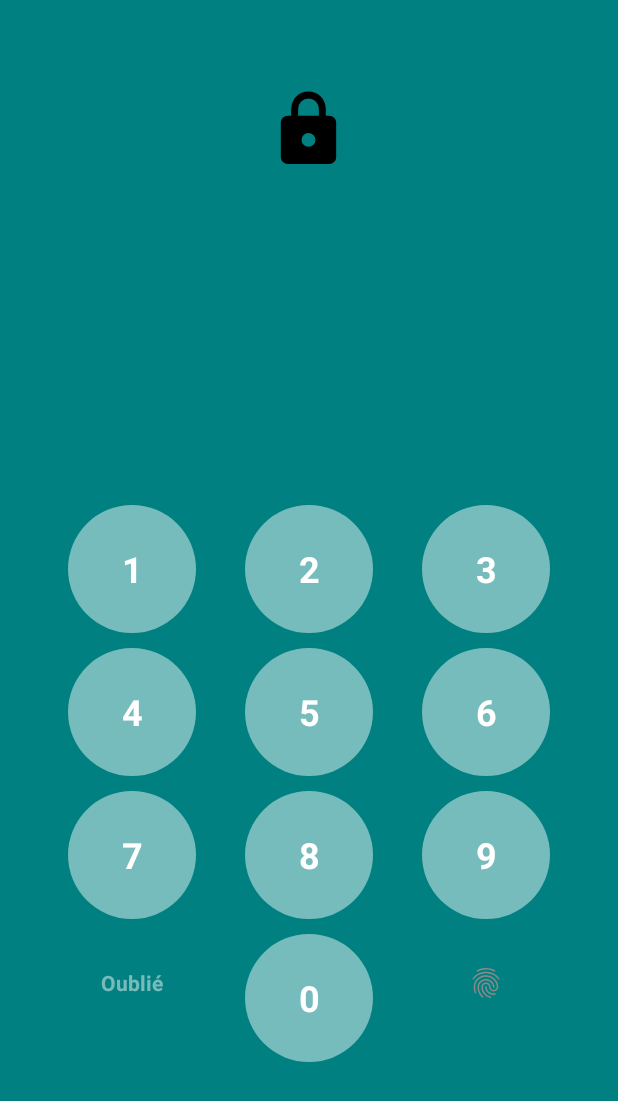
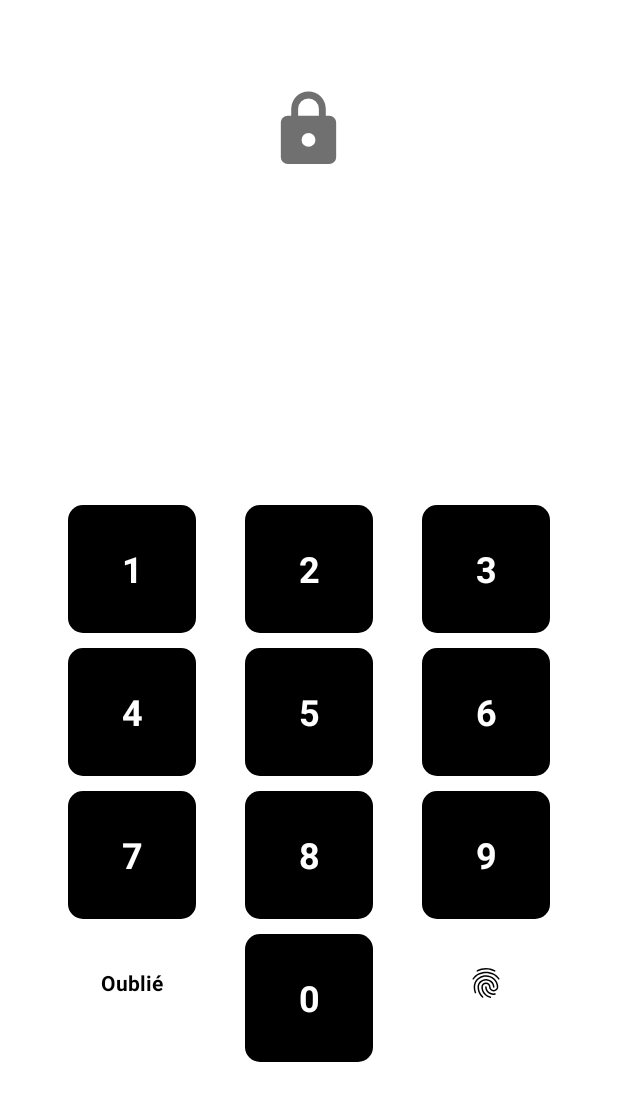
Before and after one commit to drisco/Locabill, an Android app: the layout activity_login.xml on its own in the app's theme, with its tools: preview values and no code run, on a phone screen of 412 x 824 dp. Shown: the top 1101 px of the screen. Run offline under Robolectric (Android 15) with nearby library versions, the phone set to English and light mode, and no system bars.

Commit message:
kdo papa

```diff
--- a/app/src/main/java/com/example/notificationapp/EspaceLocataires.java
+++ b/app/src/main/java/com/example/notificationapp/EspaceLocataires.java
@@ -126,7 +126,7 @@ public class EspaceLocataires extends AppCompatActivity implements PopupMenu.OnM
         debutUsage = sharedPreferences.getString("debutUsage", "");
         avance = sharedPreferences.getString("avance", "");
         type = sharedPreferences.getString("type", "");
-        nomEtPrenom.setText("Bonjour "+nom+" "+prenom);
+        nomEtPrenom.setText("Bonjour,\n "+nom+" "+prenom);
 
         // METHODE DE LANCEMENT DE CONTRAT DE BAIL
         checkIfContractExists(idAdm,idLca);
@@ -138,7 +138,6 @@ public class EspaceLocataires extends AppCompatActivity implements PopupMenu.OnM
                 popusCostum.getWindow().setBackgroundDrawable(new ColorDrawable(Color.TRANSPARENT));
                 //popusCostum.show();
                 resultatstatus(tokenData);
-
             }
             // INFOS DE LA REQUETTE
         client =new ClientData(200,type,idLca,numero,prenom,"https://www.moneyfusion.net/dashboard/history");
--- a/app/src/main/res/drawable/bg_circle.xml
+++ b/app/src/main/res/drawable/bg_circle.xml
@@ -1,5 +1,6 @@
 <?xml version="1.0" encoding="utf-8"?>
-<shape xmlns:android="http://schemas.android.com/apk/res/android" android:shape="oval">
+<shape xmlns:android="http://schemas.android.com/apk/res/android" android:shape="rectangle">
     <solid android:color="#ffff"/>
+    <corners android:radius="10dp"/>
 
 </shape>
--- a/app/src/main/res/drawable/bg_circle_green.xml
+++ b/app/src/main/res/drawable/bg_circle_green.xml
@@ -1,6 +1,6 @@
 <?xml version="1.0" encoding="utf-8"?>
 <shape xmlns:android="http://schemas.android.com/apk/res/android" android:shape="rectangle">
     <solid android:color="#61C560"/>
-    <corners android:radius="25dp"/>
+    <corners android:radius="10dp"/>
 
 </shape>
--- a/app/src/main/res/drawable/bg_circle_red.xml
+++ b/app/src/main/res/drawable/bg_circle_red.xml
@@ -1,6 +1,6 @@
 <?xml version="1.0" encoding="utf-8"?>
 <shape xmlns:android="http://schemas.android.com/apk/res/android" android:shape="rectangle">
     <solid android:color="#F10A26"/>
-    <corners android:radius="25dp"/>
+    <corners android:radius="10dp"/>
 
 </shape>
--- a/app/src/main/res/layout/activity_contrat_loyer.xml
+++ b/app/src/main/res/layout/activity_contrat_loyer.xml
@@ -33,13 +33,12 @@
                 android:background="@android:color/darker_gray" />
 
             <!-- TextView pour afficher le texte extrait -->
-            <TextView
+            <EditText
                 android:id="@+id/extractedTextView"
                 android:layout_width="match_parent"
                 android:layout_height="wrap_content"
                 android:layout_below="@id/documentImageView"
                 android:layout_marginTop="20dp"
-                android:text=""
                 android:textSize="16sp"
                 android:textColor="@android:color/black"
                 android:background="@android:color/white"
--- a/app/src/main/res/layout/activity_login.xml
+++ b/app/src/main/res/layout/activity_login.xml
@@ -3,7 +3,7 @@
     xmlns:app="http://schemas.android.com/apk/res-auto"
     android:layout_width="match_parent"
     android:layout_height="match_parent"
-    android:background="@color/teal"
+    android:background="@color/white"
     android:id="@+id/ll"
     android:orientation="vertical">
 
@@ -24,7 +24,8 @@
                 android:layout_height="55dp"
                 android:elevation="1dp"
                 android:layout_centerInParent="true"
-                app:srcCompat="@drawable/lock" />
+                app:srcCompat="@drawable/lock"
+                app:tint="#9A111211"/>
             <ImageView
                 android:id="@+id/iv_error"
                 android:layout_width="45dp"
@@ -51,7 +52,7 @@
             android:layout_marginTop="30dp"
             android:layout_marginBottom="30dp"
             android:letterSpacing="0.5"
-            android:textColor="#fff"
+            android:textColor="@color/black"
             android:textSize="24sp" />
     </LinearLayout>
 
@@ -70,7 +71,7 @@
             style="@style/NumberInPasscode"
             android:layout_alignParentLeft="true"
             android:background="@drawable/bg_circle"
-            android:backgroundTint="@color/text_black"
+            android:backgroundTint="@color/black"
             android:layout_marginStart="15dp"
             android:textColor="@color/white"
             android:text="1"/>
@@ -80,7 +81,7 @@
             style="@style/NumberInPasscode"
             android:layout_centerHorizontal="true"
             android:background="@drawable/bg_circle"
-            android:backgroundTint="@color/text_black"
+            android:backgroundTint="@color/black"
             android:textColor="@color/white"
             android:text="2"/>
 
@@ -89,7 +90,7 @@
             style="@style/NumberInPasscode"
             android:layout_alignParentRight="true"
             android:background="@drawable/bg_circle"
-            android:backgroundTint="@color/text_black"
+            android:backgroundTint="@color/black"
             android:textColor="@color/white"
             android:layout_marginEnd="15dp"
             android:text="3"/>
@@ -100,7 +101,7 @@
             android:layout_alignParentLeft="true"
             android:background="@drawable/bg_circle"
             android:layout_marginTop="10dp"
-            android:backgroundTint="@color/text_black"
+            android:backgroundTint="@color/black"
             android:textColor="@color/white"
             android:layout_marginStart="15dp"
             android:layout_below="@id/number1"
@@ -112,7 +113,7 @@
             style="@style/NumberInPasscode"
             android:layout_below="@id/number1"
             android:background="@drawable/bg_circle"
-            android:backgroundTint="@color/text_black"
+            android:backgroundTint="@color/black"
             android:textColor="@color/white"
             android:layout_marginTop="10dp"
             android:layout_centerHorizontal="true"
@@ -124,7 +125,7 @@
             android:layout_alignParentRight="true"
             android:layout_below="@id/number1"
             android:background="@drawable/bg_circle"
-            android:backgroundTint="@color/text_black"
+            android:backgroundTint="@color/black"
             android:textColor="@color/white"
             android:layout_marginEnd="15dp"
             android:layout_marginTop="10dp"
@@ -134,7 +135,7 @@
             android:id="@+id/number7"
             style="@style/NumberInPasscode"
             android:background="@drawable/bg_circle"
-            android:backgroundTint="@color/text_black"
+            android:backgroundTint="@color/black"
             android:textColor="@color/white"
             android:layout_alignParentLeft="true"
             android:layout_marginTop="10dp"
@@ -149,7 +150,7 @@
             android:layout_centerHorizontal="true"
             android:background="@drawable/bg_circle"
             android:layout_marginTop="10dp"
-            android:backgroundTint="@color/text_black"
+            android:backgroundTint="@color/black"
             android:textColor="@color/white"
             android:text="8"/>
 
@@ -160,7 +161,7 @@
             android:layout_below="@id/number4"
             android:layout_marginTop="10dp"
             android:background="@drawable/bg_circle"
-            android:backgroundTint="@color/text_black"
+            android:backgroundTint="@color/black"
             android:textColor="@color/white"
             android:layout_marginEnd="15dp"
             android:text="9"/>
@@ -171,7 +172,7 @@
             android:layout_alignParentRight="true"
             android:layout_below="@id/number7"
             android:scaleType="centerInside"
-            app:tint="#FF8A8A8A"
+            app:tint="@color/black"
             android:layout_marginEnd="15dp"
             app:srcCompat="@drawable/iv_bio"/>
 
@@ -181,7 +182,7 @@
             android:layout_below="@id/number7"
             android:layout_centerHorizontal="true"
             android:background="@drawable/bg_circle"
-            android:backgroundTint="@color/text_black"
+            android:backgroundTint="@color/black"
             android:layout_marginTop="10dp"
             android:textColor="@color/white"
             android:text="0" />
@@ -194,6 +195,7 @@
             android:text="Oublié"
             android:textSize="14dp"
             android:textStyle="bold"
+            android:textColor="@color/black"
             android:scaleType="centerInside"
             android:layout_marginStart="15dp"/>
 
--- a/app/src/main/res/layout/activity_main.xml
+++ b/app/src/main/res/layout/activity_main.xml
@@ -22,7 +22,7 @@
             android:layout_height="30dp"
             android:paddingTop="1dp"
             android:layout_marginTop="30dp"
-            android:layout_marginEnd="5dp"
+            android:layout_marginEnd="15dp"
             android:layout_alignParentEnd="true"
             android:src="@drawable/menus"
             app:tint="@color/white" />
--- a/app/src/main/res/layout/alerte_paiement.xml
+++ b/app/src/main/res/layout/alerte_paiement.xml
@@ -14,7 +14,7 @@
         android:layout_marginStart="15dp"
         android:gravity="center"
         android:layout_gravity="center"
-        android:elevation="10dp"
+        android:elevation="1dp"
         android:layout_marginBottom="10dp"
         android:layout_marginEnd="15dp"
         android:orientation="vertical">
@@ -70,7 +70,7 @@
             android:textColor="@color/white"
             android:textSize="18sp"
             android:textStyle="bold"
-            android:layout_margin="15dp"/>
+            android:layout_marginTop="15dp"/>
 
     </LinearLayout>
 
```
Also changed, not shown: app/src/main/java/com/example/notificationapp/ContratLoyer.java (+7 -3 lines), app/src/main/java/com/example/notificationapp/DetailAdmin.java (+43 -1 lines), app/src/main/java/com/example/notificationapp/ResultatContrat.java (+9 -1 lines), app/src/main/java/com/example/notificationapp/ViewContractActivity.java (+9 -1 lines), app/src/main/java/com/example/notificationapp/VoirContrat.java (+7 -0 lines), app/src/main/res/layout/activity_voir_contrat.xml (+21 -0 lines), app/src/main/res/drawable/files.png (added).
